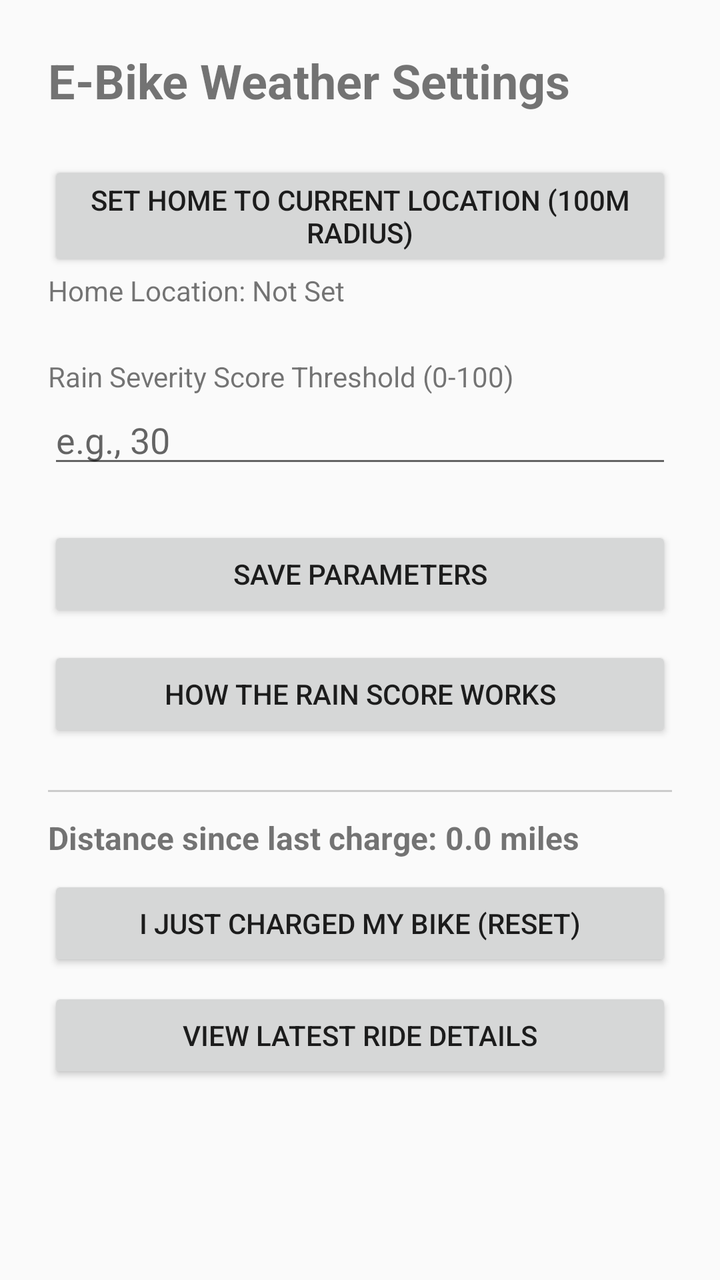
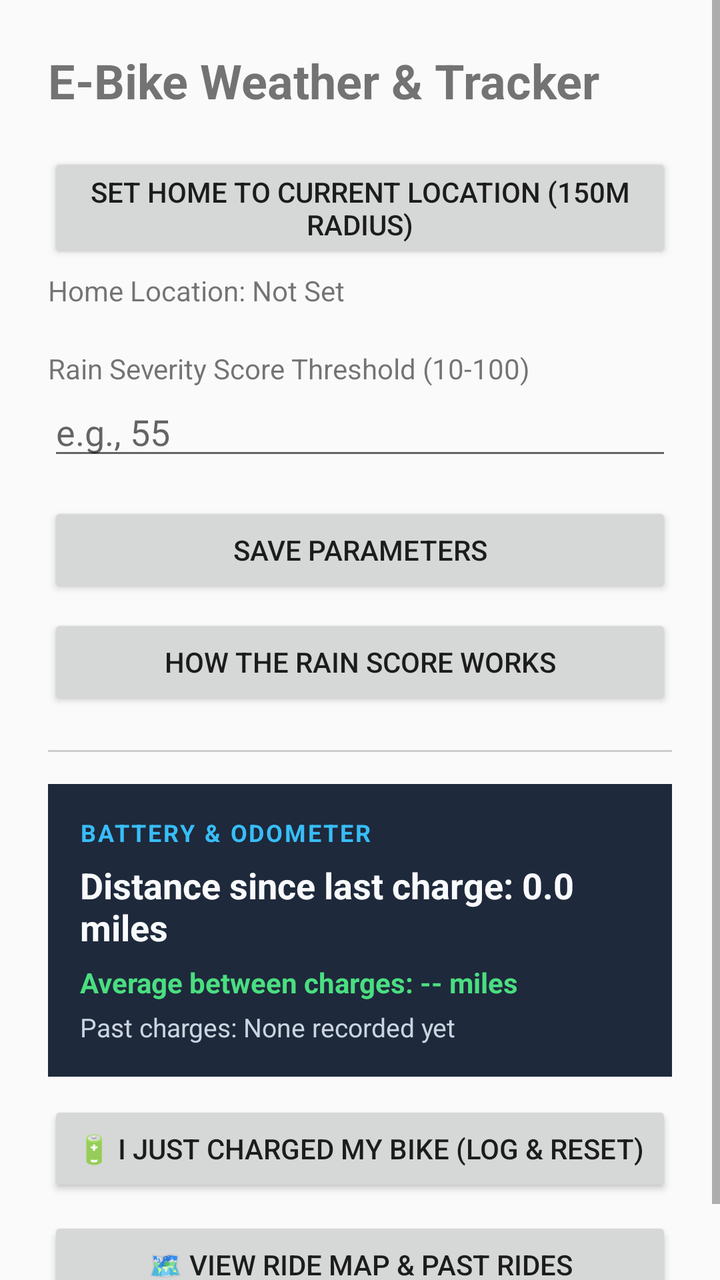

The first picture is an Android layout as it rendered before a commit; the second is the same layout after the commit. The layout source and the unified diff follow.
<!-- AndroidManifest.xml: application theme Theme.AppCompat.DayNight -->
<!-- res/layout/activity_main.xml -->
<?xml version="1.0" encoding="utf-8"?>
<LinearLayout xmlns:android="http://schemas.android.com/apk/res/android"
    android:layout_width="match_parent"
    android:layout_height="match_parent"
    android:orientation="vertical"
    android:fitsSystemWindows="true"
    android:padding="24dp">

    <TextView
        android:layout_width="wrap_content"
        android:layout_height="wrap_content"
        android:text="E-Bike Weather Settings"
        android:textSize="24sp"
        android:textStyle="bold"
        android:layout_marginBottom="24dp"/>

    <Button
        android:id="@+id/btnSetHome"
        android:layout_width="match_parent"
        android:layout_height="wrap_content"
        android:text="Set Home to Current Location (100m Radius)" />

    <TextView
        android:id="@+id/tvCurrentLocation"
        android:layout_width="match_parent"
        android:layout_height="wrap_content"
        android:text="Home Location: Not Set"
        android:layout_marginBottom="24dp"/>

    <TextView
        android:layout_width="wrap_content"
        android:layout_height="wrap_content"
        android:text="Rain Severity Score Threshold (0-100)" />

    <EditText
        android:id="@+id/etPrecipProb"
        android:layout_width="match_parent"
        android:layout_height="wrap_content"
        android:inputType="number"
        android:hint="e.g., 30" />

    <Button
        android:id="@+id/btnSaveSettings"
        android:layout_width="match_parent"
        android:layout_height="wrap_content"
        android:layout_marginTop="24dp"
        android:text="Save Parameters" />

    <Button
        android:id="@+id/btnRainScoreExplanation"
        android:layout_width="match_parent"
        android:layout_height="wrap_content"
        android:layout_marginTop="12dp"
        android:text="How the Rain Score Works" />

    <View
        android:layout_width="match_parent"
        android:layout_height="1dp"
        android:background="#CCCCCC"
        android:layout_marginTop="24dp"
        android:layout_marginBottom="12dp"/>

    <TextView
        android:id="@+id/tvOdometer"
        android:layout_width="match_parent"
        android:layout_height="wrap_content"
        android:text="Distance since last charge: 0.0 miles"
        android:textSize="16sp"
        android:textStyle="bold" />

    <Button
        android:id="@+id/btnResetOdometer"
        android:layout_width="match_parent"
        android:layout_height="wrap_content"
        android:layout_marginTop="8dp"
        android:text="I Just Charged My Bike (Reset)" />

    <Button
        android:id="@+id/btnViewRide"
        android:layout_width="match_parent"
        android:layout_height="wrap_content"
        android:layout_marginTop="8dp"
        android:text="View Latest Ride Details" />

</LinearLayout>
<!-- resources referenced by this layout -->
<resources>

</resources>

<!-- the commit's change to res/layout/activity_main.xml (unified diff, before → after) -->
@@ -1,85 +1,131 @@
 <?xml version="1.0" encoding="utf-8"?>
-<LinearLayout xmlns:android="http://schemas.android.com/apk/res/android"
+<ScrollView xmlns:android="http://schemas.android.com/apk/res/android"
     android:layout_width="match_parent"
     android:layout_height="match_parent"
-    android:orientation="vertical"
-    android:fitsSystemWindows="true"
-    android:padding="24dp">
+    android:fillViewport="true"
+    android:fitsSystemWindows="true">
 
-    <TextView
-        android:layout_width="wrap_content"
-        android:layout_height="wrap_content"
-        android:text="E-Bike Weather Settings"
-        android:textSize="24sp"
-        android:textStyle="bold"
-        android:layout_marginBottom="24dp"/>
-
-    <Button
-        android:id="@+id/btnSetHome"
+    <LinearLayout
         android:layout_width="match_parent"
         android:layout_height="wrap_content"
-        android:text="Set Home to Current Location (100m Radius)" />
+        android:orientation="vertical"
+        android:padding="24dp">
 
-    <TextView
-        android:id="@+id/tvCurrentLocation"
-        android:layout_width="match_parent"
-        android:layout_height="wrap_content"
-        android:text="Home Location: Not Set"
-        android:layout_marginBottom="24dp"/>
+        <TextView
+            android:layout_width="wrap_content"
+            android:layout_height="wrap_content"
+            android:text="E-Bike Weather &amp; Tracker"
+            android:textSize="24sp"
+            android:textStyle="bold"
+            android:layout_marginBottom="20dp" />
 
-    <TextView
-        android:layout_width="wrap_content"
-        android:layout_height="wrap_content"
-        android:text="Rain Severity Score Threshold (0-100)" />
+        <Button
+            android:id="@+id/btnSetHome"
+            android:layout_width="match_parent"
+            android:layout_height="wrap_content"
+            android:text="Set Home to Current Location (150m Radius)" />
 
-    <EditText
-        android:id="@+id/etPrecipProb"
-        android:layout_width="match_parent"
-        android:layout_height="wrap_content"
-        android:inputType="number"
-        android:hint="e.g., 30" />
+        <TextView
+            android:id="@+id/tvCurrentLocation"
+            android:layout_width="match_parent"
+            android:layout_height="wrap_content"
+            android:text="Home Location: Not Set"
+            android:layout_marginTop="4dp"
+            android:layout_marginBottom="20dp" />
 
-    <Button
-        android:id="@+id/btnSaveSettings"
-        android:layout_width="match_parent"
-        android:layout_height="wrap_content"
-        android:layout_marginTop="24dp"
-        android:text="Save Parameters" />
+        <TextView
+            android:layout_width="wrap_content"
+            android:layout_height="wrap_content"
+            android:text="Rain Severity Score Threshold (10-100)" />
 
-    <Button
-        android:id="@+id/btnRainScoreExplanation"
-        android:layout_width="match_parent"
-        android:layout_height="wrap_content"
-        android:layout_marginTop="12dp"
-        android:text="How the Rain Score Works" />
+        <EditText
+            android:id="@+id/etPrecipProb"
+            android:layout_width="match_parent"
+            android:layout_height="wrap_content"
+            android:inputType="number"
+            android:hint="e.g., 55" />
 
-    <View
-        android:layout_width="match_parent"
-        android:layout_height="1dp"
-        android:background="#CCCCCC"
-        android:layout_marginTop="24dp"
-        android:layout_marginBottom="12dp"/>
+        <Button
+            android:id="@+id/btnSaveSettings"
+            android:layout_width="match_parent"
+            android:layout_height="wrap_content"
+            android:layout_marginTop="16dp"
+            android:text="Save Parameters" />
 
-    <TextView
-        android:id="@+id/tvOdometer"
-        android:layout_width="match_parent"
-        android:layout_height="wrap_content"
-        android:text="Distance since last charge: 0.0 miles"
-        android:textSize="16sp"
-        android:textStyle="bold" />
+        <Button
+            android:id="@+id/btnRainScoreExplanation"
+            android:layout_width="match_parent"
+            android:layout_height="wrap_content"
+            android:layout_marginTop="8dp"
+            android:text="How the Rain Score Works" />
 
-    <Button
-        android:id="@+id/btnResetOdometer"
-        android:layout_width="match_parent"
-        android:layout_height="wrap_content"
-        android:layout_marginTop="8dp"
-        android:text="I Just Charged My Bike (Reset)" />
+        <View
+            android:layout_width="match_parent"
+            android:layout_height="1dp"
+            android:background="#66888888"
+            android:layout_marginTop="20dp"
+            android:layout_marginBottom="16dp" />
 
-    <Button
-        android:id="@+id/btnViewRide"
-        android:layout_width="match_parent"
-        android:layout_height="wrap_content"
-        android:layout_marginTop="8dp"
-        android:text="View Latest Ride Details" />
+        
+        <LinearLayout
+            android:layout_width="match_parent"
+            android:layout_height="wrap_content"
+            android:orientation="vertical"
+            android:background="#1E293B"
+            android:padding="16dp"
+            android:layout_marginBottom="12dp">
 
-</LinearLayout>
+            <TextView
+                android:layout_width="wrap_content"
+                android:layout_height="wrap_content"
+                android:text="BATTERY &amp; ODOMETER"
+                android:textColor="#38BDF8"
+                android:textSize="12sp"
+                android:textStyle="bold"
+                android:letterSpacing="0.08" />
+
+            <TextView
+                android:id="@+id/tvOdometer"
+                android:layout_width="match_parent"
+                android:layout_height="wrap_content"
+                android:layout_marginTop="6dp"
+                android:text="Distance since last charge: 0.0 miles"
+                android:textColor="#F8FAFC"
+                android:textSize="18sp"
+                android:textStyle="bold" />
+
+            <TextView
+                android:id="@+id/tvChargeAverage"
+                android:layout_width="match_parent"
+                android:layout_height="wrap_content"
+                android:layout_marginTop="6dp"
+                android:text="Average between charges: -- miles"
+                android:textColor="#4ADE80"
+                android:textSize="14sp"
+                android:textStyle="bold" />
+
+            <TextView
+                android:id="@+id/tvChargeHistory"
+                android:layout_width="match_parent"
+                android:layout_height="wrap_content"
+                android:layout_marginTop="4dp"
+                android:text="Past charges: None recorded yet"
+                android:textColor="#CBD5E1"
+                android:textSize="13sp" />
+        </LinearLayout>
+
+        <Button
+            android:id="@+id/btnResetOdometer"
+            android:layout_width="match_parent"
+            android:layout_height="wrap_content"
+            android:text="🔋 I Just Charged My Bike (Log &amp; Reset)" />
+
+        <Button
+            android:id="@+id/btnViewRide"
+            android:layout_width="match_parent"
+            android:layout_height="wrap_content"
+            android:layout_marginTop="10dp"
+            android:text="🗺️ View Ride Map &amp; Past Rides" />
+
+    </LinearLayout>
+</ScrollView>
